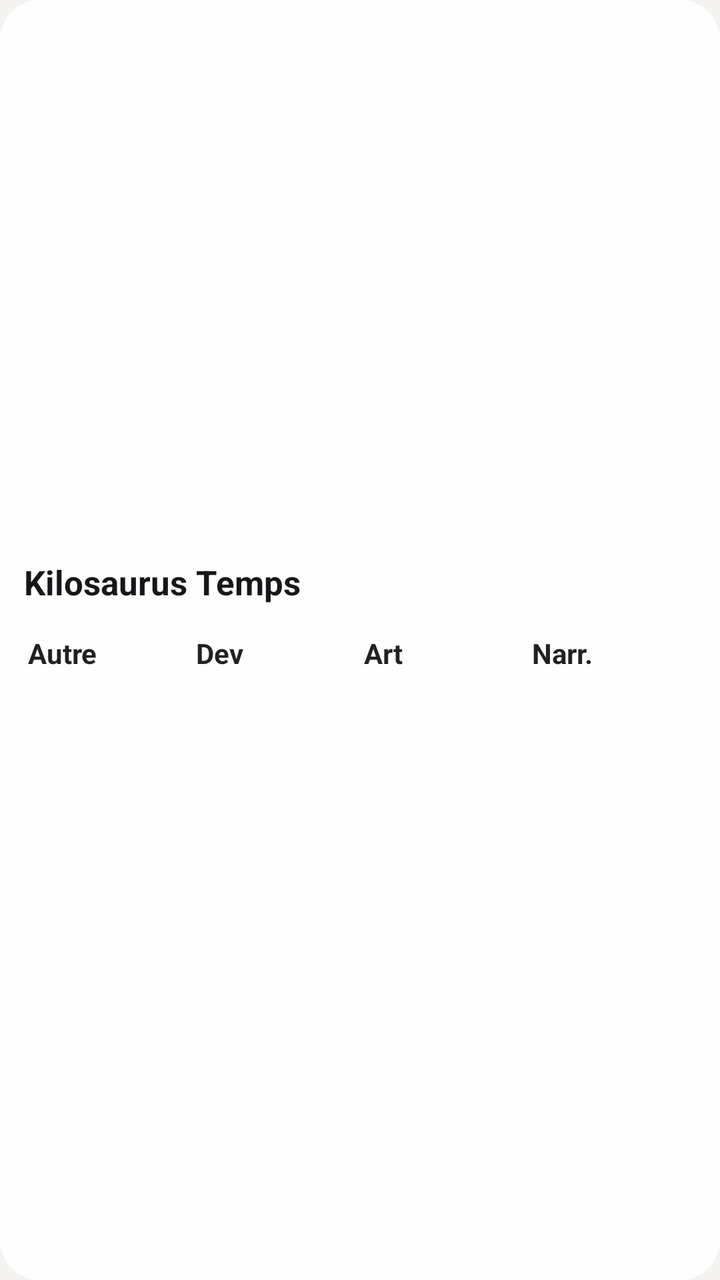
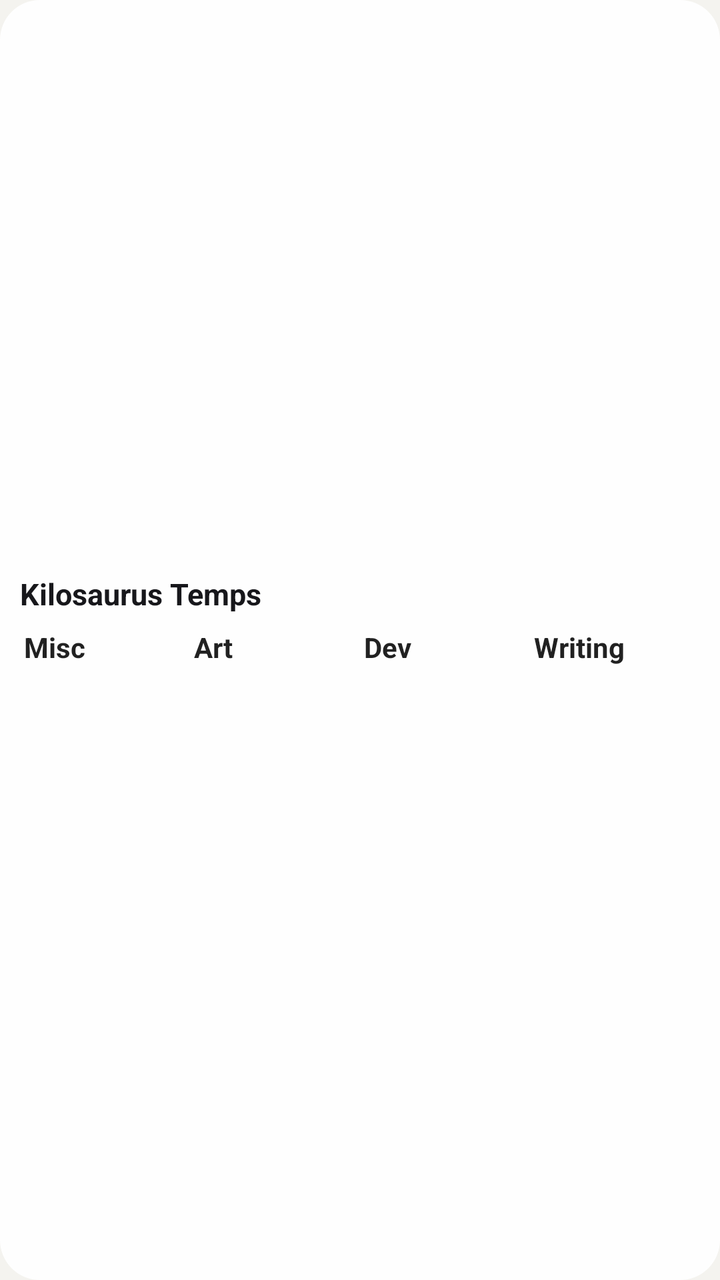

Two renders of the same Android screen: before a commit and after it. Below are the layout's source before the change and the commit's diff.
<!-- AndroidManifest.xml: application theme AppTheme -->
<!-- res/layout/widget.xml -->
<?xml version="1.0" encoding="utf-8"?>
<LinearLayout xmlns:android="http://schemas.android.com/apk/res/android"
    android:id="@+id/root"
    android:layout_width="match_parent"
    android:layout_height="match_parent"
    android:orientation="vertical"
    android:gravity="center_vertical"
    android:padding="12dp"
    android:background="@drawable/widget_bg">

    <LinearLayout
        android:layout_width="match_parent"
        android:layout_height="wrap_content"
        android:orientation="horizontal"
        android:gravity="center_vertical">

        <TextView
            android:id="@+id/title"
            android:layout_width="0dp"
            android:layout_height="wrap_content"
            android:layout_weight="1"
            android:minHeight="40dp"
            android:gravity="center_vertical"
            android:singleLine="true"
            android:ellipsize="end"
            android:textColor="@color/fg"
            android:textSize="17sp"
            android:textStyle="bold"
            android:text="Kilosaurus Temps" />

        <Chronometer
            android:id="@+id/chrono"
            android:layout_width="wrap_content"
            android:layout_height="wrap_content"
            android:textColor="@color/fg"
            android:textSize="20sp"
            android:textStyle="bold"
            android:visibility="gone" />
    </LinearLayout>

    <LinearLayout
        android:layout_width="match_parent"
        android:layout_height="52dp"
        android:layout_marginTop="6dp"
        android:orientation="horizontal">

        <Button android:id="@+id/type_autre" style="@style/TypeButton" android:text="Autre" />
        <Button android:id="@+id/type_dev" style="@style/TypeButton" android:text="Dev" />
        <Button android:id="@+id/type_art" style="@style/TypeButton" android:text="Art" />
        <Button android:id="@+id/type_narration" style="@style/TypeButton" android:text="Narr." />
    </LinearLayout>

    <TextView
        android:id="@+id/message"
        android:layout_width="match_parent"
        android:layout_height="wrap_content"
        android:paddingTop="6dp"
        android:textColor="@color/muted"
        android:textSize="12sp"
        android:maxLines="2"
        android:ellipsize="end"
        android:visibility="gone" />
</LinearLayout>
<!-- resources referenced by this layout -->
<resources>
  <color name="fg">#17171B</color>
  <color name="muted">#6C6C75</color>
  <!-- drawable widget_bg (drawable) -->
  <?xml version="1.0" encoding="utf-8"?>
  <shape xmlns:android="http://schemas.android.com/apk/res/android" android:shape="rectangle">
      <solid android:color="@color/card" />
      <corners android:radius="20dp" />
  </shape>
  <style name="TypeButton">
          <item name="android:layout_width">0dp</item>
          <item name="android:layout_height">match_parent</item>
          <item name="android:layout_weight">1</item>
          <item name="android:layout_marginStart">2dp</item>
          <item name="android:layout_marginEnd">2dp</item>
          <item name="android:padding">0dp</item>
          <item name="android:textSize">14sp</item>
          <item name="android:textStyle">bold</item>
          <item name="android:textAllCaps">false</item>
      </style>
  <style name="AppTheme" parent="@android:style/Theme.Material.Light.NoActionBar">
          <item name="android:windowBackground">#F4F3EF</item>
      </style>
  <color name="card">#F2FFFFFF</color>
</resources>

<!-- the commit's change to res/layout/widget.xml (unified diff, before → after) -->
@@ -5,7 +5,10 @@
     android:layout_height="match_parent"
     android:orientation="vertical"
     android:gravity="center_vertical"
-    android:padding="12dp"
+    android:paddingStart="10dp"
+    android:paddingEnd="10dp"
+    android:paddingTop="6dp"
+    android:paddingBottom="8dp"
     android:background="@drawable/widget_bg">
 
     <LinearLayout
@@ -19,12 +22,12 @@
             android:layout_width="0dp"
             android:layout_height="wrap_content"
             android:layout_weight="1"
-            android:minHeight="40dp"
+            android:minHeight="26dp"
             android:gravity="center_vertical"
             android:singleLine="true"
             android:ellipsize="end"
             android:textColor="@color/fg"
-            android:textSize="17sp"
+            android:textSize="15sp"
             android:textStyle="bold"
             android:text="Kilosaurus Temps" />
 
@@ -33,31 +36,31 @@
             android:layout_width="wrap_content"
             android:layout_height="wrap_content"
             android:textColor="@color/fg"
-            android:textSize="20sp"
+            android:textSize="16sp"
             android:textStyle="bold"
             android:visibility="gone" />
     </LinearLayout>
 
     <LinearLayout
         android:layout_width="match_parent"
-        android:layout_height="52dp"
-        android:layout_marginTop="6dp"
+        android:layout_height="40dp"
+        android:layout_marginTop="4dp"
         android:orientation="horizontal">
 
-        <Button android:id="@+id/type_autre" style="@style/TypeButton" android:text="Autre" />
+        <Button android:id="@+id/type_misc" style="@style/TypeButton" android:text="Misc" />
+        <Button android:id="@+id/type_art" style="@style/TypeButton" android:text="Art" />
         <Button android:id="@+id/type_dev" style="@style/TypeButton" android:text="Dev" />
-        <Button android:id="@+id/type_art" style="@style/TypeButton" android:text="Art" />
-        <Button android:id="@+id/type_narration" style="@style/TypeButton" android:text="Narr." />
+        <Button android:id="@+id/type_writing" style="@style/TypeButton" android:text="Writing" />
     </LinearLayout>
 
     <TextView
         android:id="@+id/message"
         android:layout_width="match_parent"
         android:layout_height="wrap_content"
-        android:paddingTop="6dp"
+        android:paddingTop="2dp"
         android:textColor="@color/muted"
-        android:textSize="12sp"
-        android:maxLines="2"
+        android:textSize="11sp"
+        android:singleLine="true"
         android:ellipsize="end"
         android:visibility="gone" />
 </LinearLayout>
